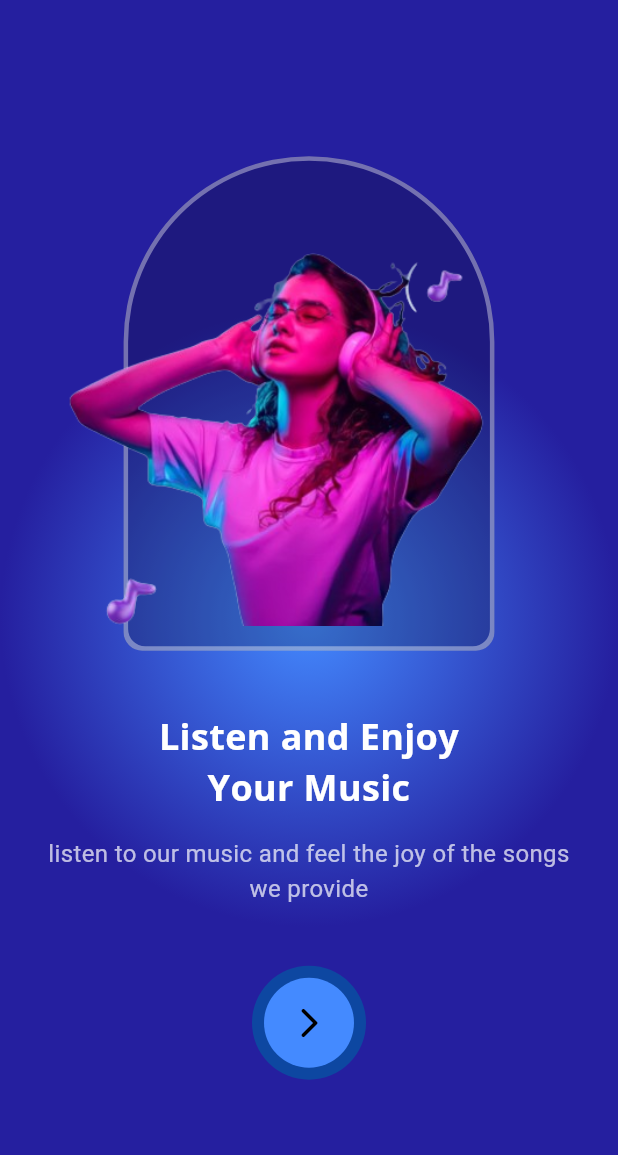
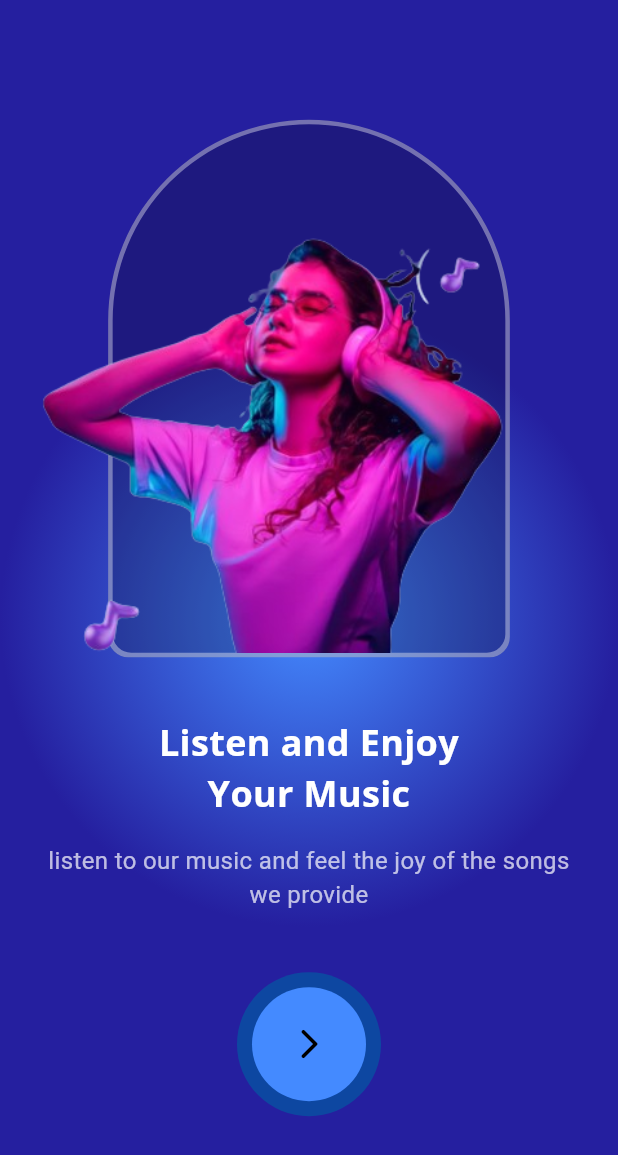
Before and after one commit to musharrafhamraz/Music_App, a Flutter app: the screen it shows after launch, on a phone screen of 412 x 824 dp. Shown: the top 1155 px of the screen. Run offline on Flutter 3.47's test engine with Material 3 defaults, Android fonts, the light colour scheme and no system bars; our stand-ins replace camera, google_fonts, just_audio, on_audio_query; missing offline and left inert: tflite_v2.

```diff
--- a/lib/pages/splashscreen.dart
+++ b/lib/pages/splashscreen.dart
@@ -18,18 +18,19 @@ class MusicScreen extends StatelessWidget {
             Color.fromRGBO(37, 31, 159, 1),
           ],
         )),
-        child: Padding(
-          padding: const EdgeInsets.symmetric(horizontal: 24.0),
         child: Column(
           mainAxisAlignment: MainAxisAlignment.center,
           children: [
-              Stack(
+            SizedBox(
+              height: MediaQuery.of(context).size.height / 2.3,
+              width: double.infinity,
+              child: Stack(
                 alignment: Alignment.center,
                 children: [
                   // Placeholder for the main image
                   Container(
-                    width: MediaQuery.of(context).size.width * 0.6,
-                    height: MediaQuery.of(context).size.height * 0.4,
+                    width: MediaQuery.of(context).size.width * 0.65,
+                    height: MediaQuery.of(context).size.height * 0.6,
                     decoration: BoxDecoration(
                       borderRadius: const BorderRadius.only(
                         topLeft: Radius.circular(500),
@@ -45,12 +46,17 @@ class MusicScreen extends StatelessWidget {
                     ),
                   ),
 
-                  Image.asset(
+                  Positioned(
+                    bottom: 3,
+                    child: Image.asset(
                       'assets/images/splashscreen.png',
                       fit: BoxFit.cover,
+                      height: MediaQuery.of(context).size.height * 0.4,
+                    ),
                   ),
                   // Music notes
                 ],
+              ),
             ),
             const SizedBox(height: 40),
             Text('Listen and Enjoy\nYour Music',
@@ -63,7 +69,9 @@ class MusicScreen extends StatelessWidget {
                   ),
                 )),
             const SizedBox(height: 16),
-              Text(
+            Padding(
+              padding: const EdgeInsets.symmetric(horizontal: 24.0),
+              child: Text(
                 'listen to our music and feel the joy of the songs we provide',
                 textAlign: TextAlign.center,
                 style: TextStyle(
@@ -71,12 +79,13 @@ class MusicScreen extends StatelessWidget {
                   fontSize: 16,
                 ),
               ),
+            ),
             const SizedBox(height: 40),
             CircleAvatar(
-                radius: 38,
+              radius: 48,
               backgroundColor: Colors.blue[900],
               child: CircleAvatar(
-                  radius: 30,
+                radius: 38,
                 backgroundColor: Colors.blueAccent,
                 child: IconButton(
                   icon: const Icon(Icons.arrow_forward_ios_rounded,
@@ -90,7 +99,6 @@ class MusicScreen extends StatelessWidget {
           ],
         ),
       ),
-      ),
     );
   }
 }
--- a/pubspec.yaml
+++ b/pubspec.yaml
@@ -67,6 +67,8 @@ flutter:
   # To add assets to your application, add an assets section, like this:
   assets:
     - assets/images/
+    - assets/models/converted_model.tflite
+    - assets/models/labels.txt
 
   # An image asset can refer to one or more resolution-specific "variants", see
   # https://flutter.dev/assets-and-images/#resolution-aware
```
Also changed, not shown: lib/pages/camera.dart (+25 -4 lines). Lines whose indentation alone changed are shown as unchanged.
